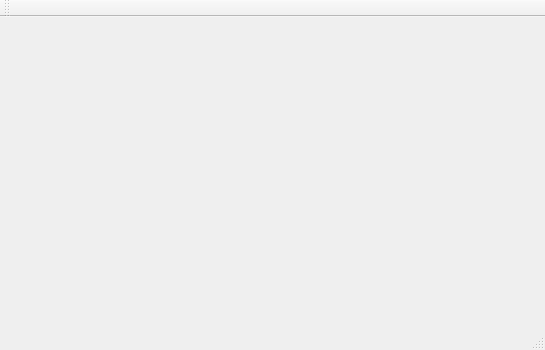
Qt form mainwindow.ui (LauraHagege/QTDesignerProject) before a commit.
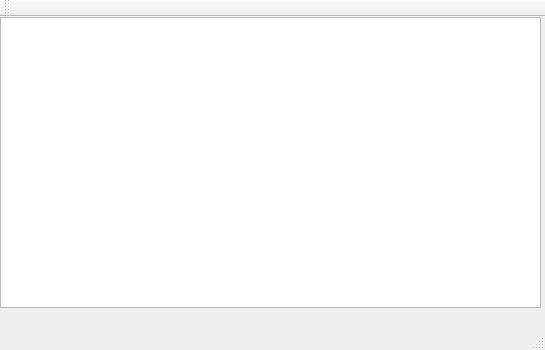
The same form after that commit.

Patch:
```diff
--- a/mainwindow.ui
+++ b/mainwindow.ui
@@ -13,7 +13,18 @@
   <property name="windowTitle">
    <string>MainWindow</string>
   </property>
-  <widget class="QWidget" name="centralWidget"/>
+  <widget class="QWidget" name="centralWidget">
+   <widget class="QGraphicsView" name="graphicsView">
+    <property name="geometry">
+     <rect>
+      <x>0</x>
+      <y>0</y>
+      <width>541</width>
+      <height>291</height>
+     </rect>
+    </property>
+   </widget>
+  </widget>
   <widget class="QMenuBar" name="menuBar">
    <property name="geometry">
     <rect>
```
Left out of the diff: 2 changed lines with no effect on the pictures.
